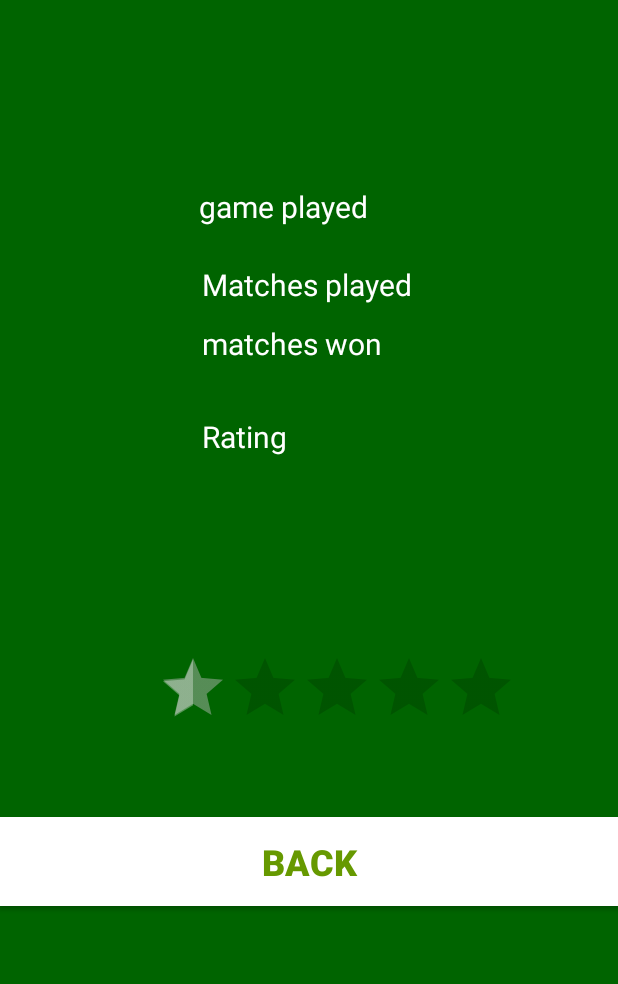
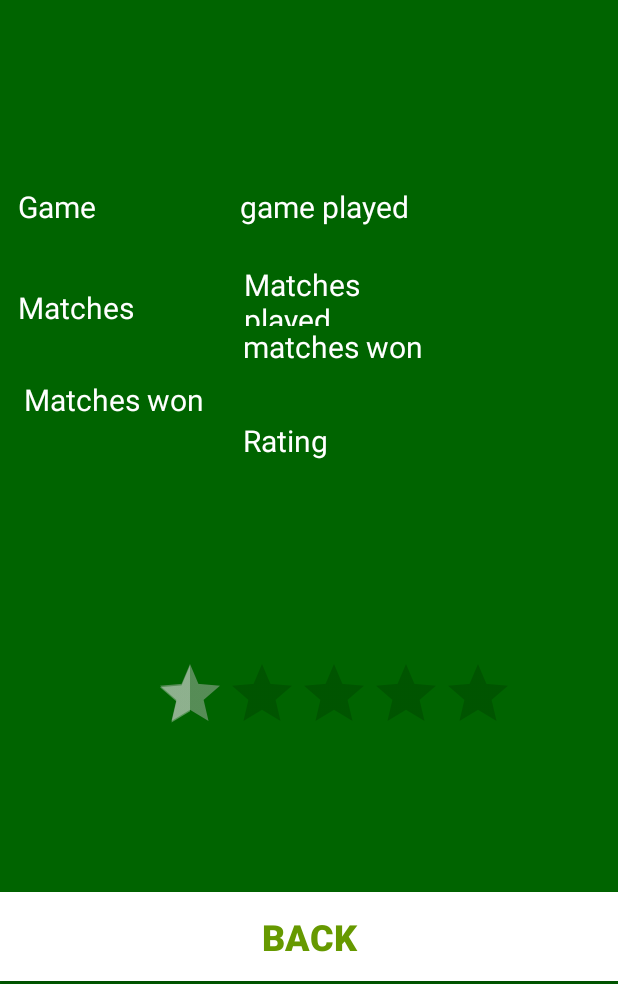
Before and after one commit to almas9945/Sportivo, an Android app: the page3 screen opened directly, with no data from a screen before it, on a phone screen of 412 x 824 dp, the part 252-1236 px from its top. Run offline under Robolectric (Android 15) with nearby library versions, the phone set to English and light mode, and no system bars; 3 statements that could not run were skipped.

Commit message:
-first upload

```diff
--- a/app/build.gradle
+++ b/app/build.gradle
@@ -24,9 +24,11 @@ dependencies {
     implementation fileTree(dir: 'libs', include: ['*.jar'])
     implementation 'androidx.appcompat:appcompat:1.0.2'
     implementation 'androidx.constraintlayout:constraintlayout:1.1.3'
-    implementation 'com.google.firebase:firebase-database:16.0.4'
     testImplementation 'junit:junit:4.12'
     androidTestImplementation 'androidx.test.ext:junit:1.1.0'
     androidTestImplementation 'androidx.test.espresso:espresso-core:3.1.1'
     implementation 'com.google.android.material:material:1.0.0'
+    implementation 'com.google.firebase:firebase-analytics:16.5.0'
 }
+apply plugin: 'com.android.application'
+apply plugin: 'com.google.gms.google-services'
--- a/app/src/main/AndroidManifest.xml
+++ b/app/src/main/AndroidManifest.xml
@@ -4,16 +4,16 @@
 
     <application
         android:allowBackup="true"
-        android:icon="@android:color/holo_green_dark"
+        android:icon="@drawable/sportivologo"
+        android:logo="@drawable/sportivologo"
         android:label="Sportivo"
-        android:logo="@drawable/sportivologo"
         android:roundIcon="@mipmap/ic_launcher_round"
         android:supportsRtl="true"
         android:theme="@style/AppTheme">
         <activity android:name=".page3">
 
         </activity>
-        <activity android:name=".Registration2"></activity>
+        <activity android:name=".Registration2"> </activity>
         <activity android:name=".page2"></activity>
         <activity android:name=".Registration"></activity>
         <activity android:name=".page1">
--- a/app/src/main/res/layout/activity_page1.xml
+++ b/app/src/main/res/layout/activity_page1.xml
@@ -57,10 +57,10 @@
         android:textColor="@android:color/white"
         app:layout_constraintBottom_toBottomOf="parent"
         app:layout_constraintEnd_toEndOf="parent"
-        app:layout_constraintHorizontal_bias="0.928"
+        app:layout_constraintHorizontal_bias="0.89"
         app:layout_constraintStart_toStartOf="parent"
         app:layout_constraintTop_toTopOf="parent"
-        app:layout_constraintVertical_bias="0.123" />
+        app:layout_constraintVertical_bias="0.107" />
 
     <TextView
         android:id="@+id/txt1"
--- a/app/src/main/res/layout/activity_page3.xml
+++ b/app/src/main/res/layout/activity_page3.xml
@@ -50,12 +50,63 @@
 
 
 
+
+
+
+
+
+
+
+
+
+
     ]]>
 
     <TextView
+        android:id="@+id/game4"
+        android:layout_width="140dp"
+        android:layout_height="39dp"
+        android:text="Matches won"
+        android:textColor="@android:color/white"
+        android:textSize="20sp"
+        app:layout_constraintBottom_toBottomOf="parent"
+        app:layout_constraintEnd_toEndOf="parent"
+        app:layout_constraintHorizontal_bias="0.059"
+        app:layout_constraintStart_toStartOf="parent"
+        app:layout_constraintTop_toTopOf="parent" />
+
+    <TextView
+        android:id="@+id/game3"
+        android:layout_width="140dp"
+        android:layout_height="39dp"
+        android:text="Game"
+        android:textColor="@android:color/white"
+        android:textSize="20sp"
+        app:layout_constraintBottom_toBottomOf="parent"
+        app:layout_constraintEnd_toEndOf="parent"
+        app:layout_constraintHorizontal_bias="0.045"
+        app:layout_constraintStart_toStartOf="parent"
+        app:layout_constraintTop_toTopOf="parent"
+        app:layout_constraintVertical_bias="0.324" />
+
+    <TextView
+        android:id="@+id/game2"
+        android:layout_width="140dp"
+        android:layout_height="39dp"
+        android:text="Matches "
+        android:textColor="@android:color/white"
+        android:textSize="20sp"
+        app:layout_constraintBottom_toBottomOf="parent"
+        app:layout_constraintEnd_toEndOf="parent"
+        app:layout_constraintHorizontal_bias="0.044"
+        app:layout_constraintStart_toStartOf="parent"
+        app:layout_constraintTop_toTopOf="parent"
+        app:layout_constraintVertical_bias="0.416" />
+
+    <TextView
         android:id="@+id/matches_play"
-        android:layout_width="178dp"
-        android:layout_height="39dp"
+        android:layout_width="129dp"
+        android:layout_height="41dp"
         android:layout_marginTop="52dp"
         android:text="Matches played"
         android:textColor="@android:color/white"
@@ -69,12 +120,12 @@
         android:id="@+id/ratingBar2"
         android:layout_width="wrap_content"
         android:layout_height="wrap_content"
-        android:layout_marginBottom="164dp"
+        android:layout_marginBottom="160dp"
         android:numStars="5"
         android:stepSize="0.1"
         app:layout_constraintBottom_toBottomOf="parent"
         app:layout_constraintEnd_toEndOf="parent"
-        app:layout_constraintHorizontal_bias="0.608"
+        app:layout_constraintHorizontal_bias="0.596"
         app:layout_constraintStart_toStartOf="parent" />
 
     <ImageView
@@ -91,7 +142,7 @@
 
     <TextView
         android:id="@+id/game"
-        android:layout_width="178dp"
+        android:layout_width="130dp"
         android:layout_height="39dp"
         android:text="game played"
         android:textColor="@android:color/white"
@@ -137,7 +188,7 @@
 
     <TextView
         android:id="@+id/won_matches"
-        android:layout_width="178dp"
+        android:layout_width="130dp"
         android:layout_height="39dp"
         android:layout_marginBottom="139dp"
         android:text="matches won"
@@ -152,7 +203,7 @@
 
     <TextView
         android:id="@+id/ratings"
-        android:layout_width="178dp"
+        android:layout_width="130dp"
         android:layout_height="39dp"
         android:text="Rating"
         android:textColor="@android:color/white"
@@ -175,8 +226,10 @@
         android:textStyle="bold"
         app:layout_constraintBottom_toBottomOf="parent"
         app:layout_constraintEnd_toEndOf="parent"
+        app:layout_constraintHorizontal_bias="0.0"
         app:layout_constraintStart_toStartOf="parent"
-        app:layout_constraintTop_toBottomOf="@+id/ratingBar2" />
+        app:layout_constraintTop_toBottomOf="@+id/ratingBar2"
+        app:layout_constraintVertical_bias="0.981" />
 
 
 </androidx.constraintlayout.widget.ConstraintLayout>
--- a/app/src/main/res/layout/activity_registration2.xml
+++ b/app/src/main/res/layout/activity_registration2.xml
@@ -112,7 +112,7 @@
         android:text="Taha"
         android:textColor="@android:color/white"
         android:textColorHint="@android:color/white"
-        android:visibility="visible"
+        android:visibility="invisible"
         app:layout_constraintBottom_toBottomOf="parent"
         app:layout_constraintEnd_toEndOf="parent"
         app:layout_constraintHorizontal_bias="0.835"
@@ -126,7 +126,7 @@
         android:layout_height="wrap_content"
         android:text="ranking"
         android:textColor="@android:color/white"
-        android:visibility="visible"
+        android:visibility="invisible"
         app:layout_constraintBottom_toBottomOf="parent"
         app:layout_constraintEnd_toEndOf="parent"
         app:layout_constraintHorizontal_bias="0.653"
--- a/build.gradle
+++ b/build.gradle
@@ -9,6 +9,7 @@ buildscript {
     dependencies {
         classpath 'com.android.tools.build:gradle:3.5.3'
         classpath 'com.google.gms:google-services:4.2.0'
+        classpath 'com.google.gms:google-services:4.3.3'
 
         // NOTE: Do not place your application dependencies here; they belong
         // in the individual module build.gradle files
```
Also changed, not shown: app/src/main/res/layout/activity_page2.xml (+10 -14 lines), 2 other files.
